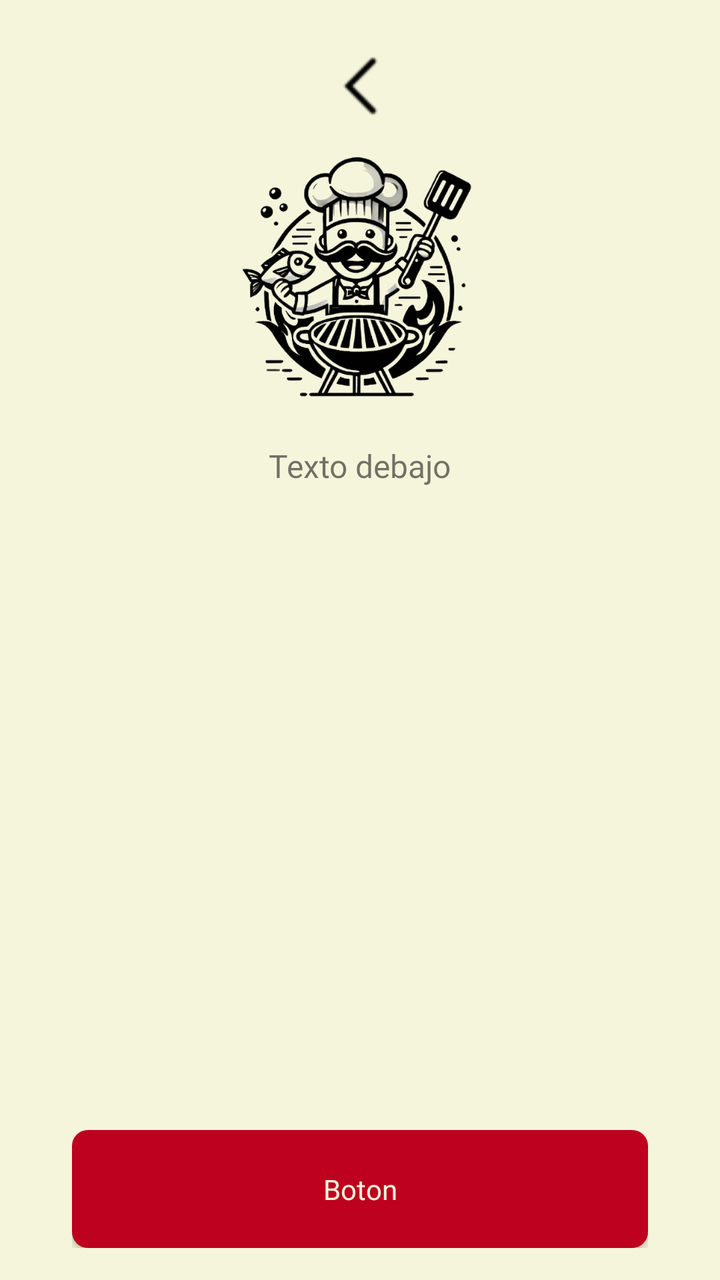
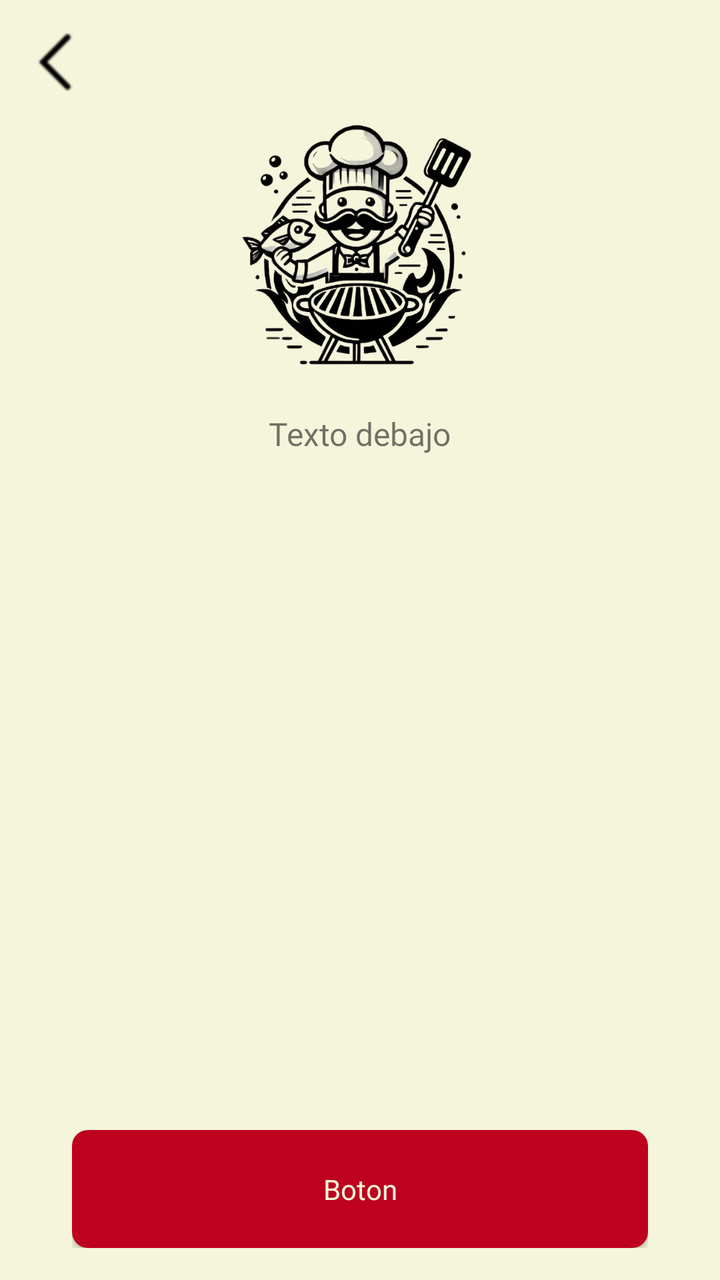

The first picture is an Android layout as it rendered before a commit; the second is the same layout after the commit. The layout source and the unified diff follow.
<!-- AndroidManifest.xml: application theme Theme.Practica_04 -->
<!-- res/layout/activity_4_sala_espera.xml -->
<?xml version="1.0" encoding="utf-8"?>
<LinearLayout xmlns:android="http://schemas.android.com/apk/res/android"
    android:layout_width="match_parent"
    android:layout_height="match_parent"
    android:orientation="vertical"
    android:background="@color/beige_background"
    android:gravity="center_horizontal"
    android:padding="16dp">

    <ImageButton
        android:id="@+id/btnBack"
        android:layout_width="match_parent"
        android:layout_height="wrap_content"
        android:background="@android:color/transparent"
        android:contentDescription="Volver"
        android:layout_marginVertical="12dp"
        android:src="@drawable/back_icon" />

    <include
        android:id="@+id/textSala"
        layout="@layout/componente_imagen_logo">
    </include>

    <androidx.recyclerview.widget.RecyclerView
        android:id="@+id/recyclerMensajes"
        android:layout_width="match_parent"
        android:background="@color/beige_background"
        android:layout_height="0dp"
        android:layout_weight="1"
        android:paddingTop="16dp"
        android:orientation="horizontal"
        android:layout_marginVertical="20dp"
        android:layout_gravity="center"/>
    <include
        android:id="@+id/customButtonLayout"
        layout="@layout/componente_boton_perzonalizado"/>

</LinearLayout>
<!-- res/layout/componente_imagen_logo.xml (included above) -->
<?xml version="1.0" encoding="utf-8"?>
<LinearLayout xmlns:android="http://schemas.android.com/apk/res/android"
    android:layout_width="wrap_content"
    android:layout_height="wrap_content"
    android:orientation="vertical"
    android:gravity="center_horizontal">

    <ImageView
        android:id="@+id/logo"
        android:layout_width="136dp"
        android:layout_height="136dp"
        android:src="@drawable/logo2"
        android:contentDescription="Imagen personalizada"
        android:layout_marginBottom="16dp"/>

    <TextView
        android:id="@+id/texto"
        android:layout_width="wrap_content"
        android:layout_height="wrap_content"
        android:text="Texto debajo"
        android:textSize="16sp"
        android:fontFamily="@font/inter_semibold"
        android:layout_marginBottom="16dp"/>
</LinearLayout>
<!-- res/layout/componente_boton_perzonalizado.xml (included above) -->
<?xml version="1.0" encoding="utf-8"?>
<LinearLayout xmlns:android="http://schemas.android.com/apk/res/android"
    android:layout_width="match_parent"
    android:layout_height="wrap_content"
    android:paddingHorizontal="20dp">
    <Button
        android:id="@+id/customButton"
        android:layout_width="match_parent"
        android:layout_height="wrap_content"
        android:background="@drawable/bg_boton_personalizado"
        android:text="Boton"
        android:textColor="#F5F5DC"
        android:textAllCaps="false"
        android:textSize="14sp"
        android:paddingLeft="16dp"
        android:paddingRight="16dp"
        android:paddingTop="20dp"
        android:paddingBottom="20dp"
        android:fontFamily="@font/inter_medium" />


</LinearLayout>
<!-- resources referenced by this layout -->
<resources>
  <color name="beige_background">#F5F5DC</color>
  <!-- drawable back_icon: png bitmap (drawable, 637 bytes) -->
  <!-- drawable bg_boton_personalizado (drawable) -->
  <?xml version="1.0" encoding="utf-8"?>
  <shape xmlns:android="http://schemas.android.com/apk/res/android"
      android:shape="rectangle">
      <solid android:color="#BD011E" />
      <corners android:radius="8dp" />
  </shape>
  <!-- drawable logo2: png bitmap (drawable, 216596 bytes) -->
  <style name="Theme.Practica_04" parent="Theme.AppCompat.Light.NoActionBar" />
</resources>

<!-- the commit's change to res/layout/activity_4_sala_espera.xml (unified diff, before → after) -->
@@ -7,14 +7,20 @@
     android:gravity="center_horizontal"
     android:padding="16dp">
 
-    <ImageButton
-        android:id="@+id/btnBack"
+    <LinearLayout
         android:layout_width="match_parent"
         android:layout_height="wrap_content"
-        android:background="@android:color/transparent"
-        android:contentDescription="Volver"
-        android:layout_marginVertical="12dp"
-        android:src="@drawable/back_icon" />
+        android:gravity="start"
+        android:layout_marginBottom="8dp">
+
+        <ImageButton
+            android:id="@+id/btnBack"
+            android:layout_width="wrap_content"
+            android:layout_height="wrap_content"
+            android:background="@android:color/transparent"
+            android:src="@drawable/back_icon"/>
+    </LinearLayout>
+
 
     <include
         android:id="@+id/textSala"
